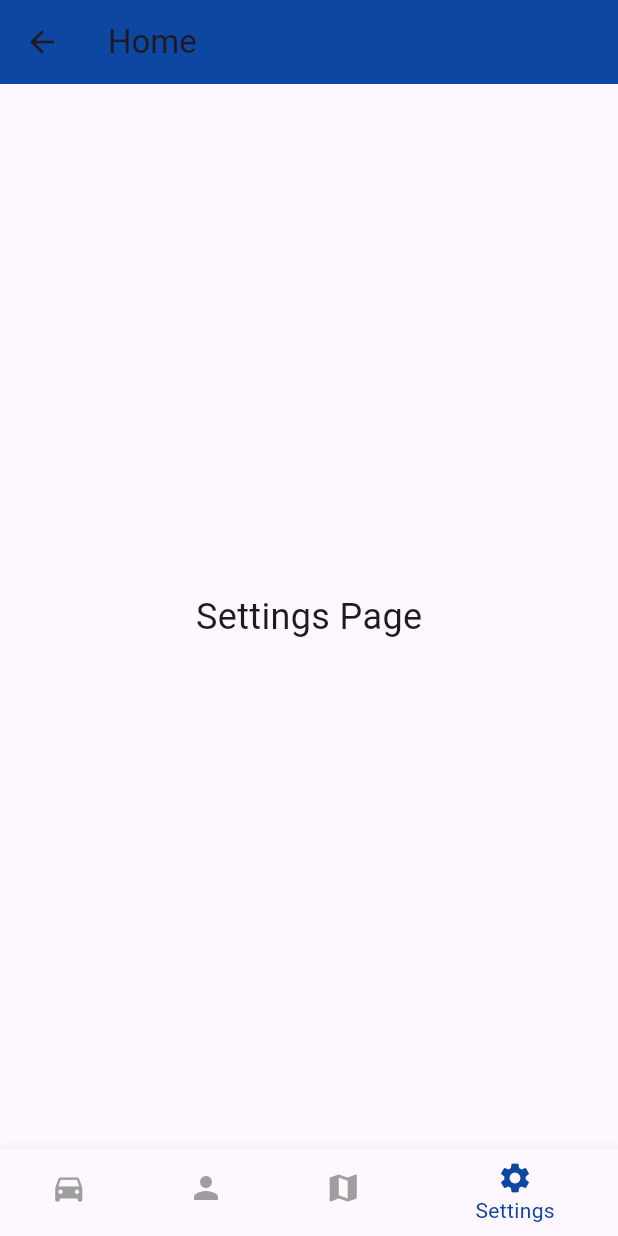
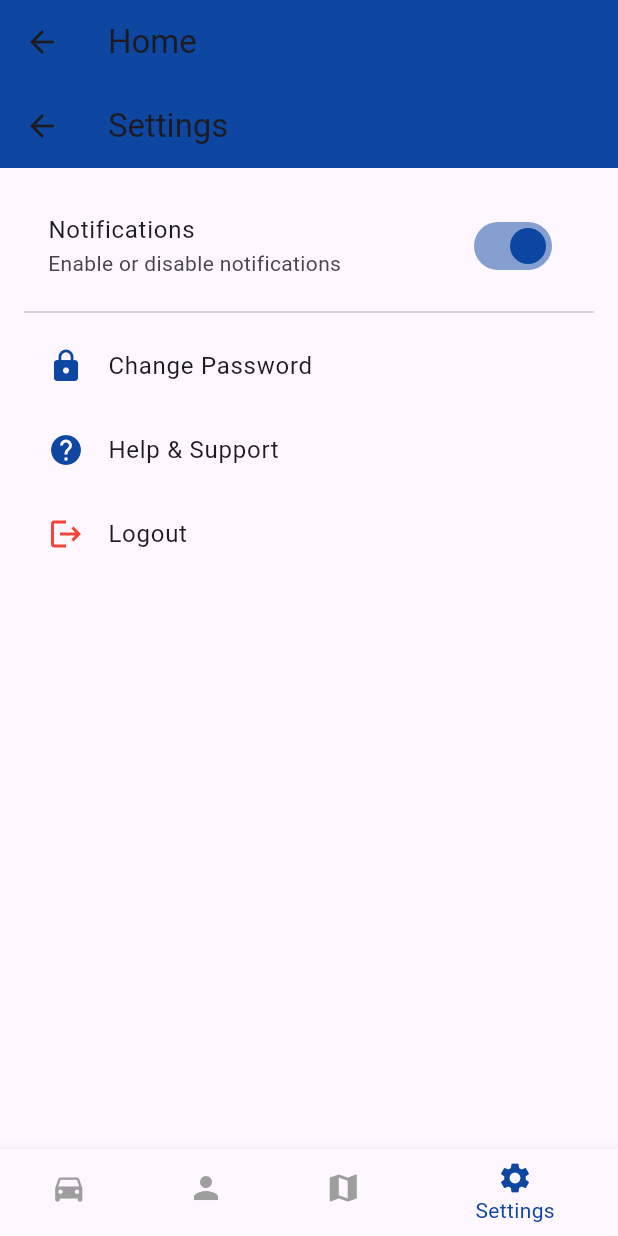
Before and after one commit to nightskycomet/VPool_Senior_Project, a Flutter app: the HomePage screen opened by its route, item 4 of the bottom bar chosen, on a phone screen of 412 x 824 dp. Run offline on Flutter 3.47's test engine with Material 3 defaults, Android fonts, the phone set to English and light mode, and no system bars; our stand-ins replace firebase_auth, firebase_core, firebase_database; accounts and stored records are empty.

Commit message:
Adding other pages with dummy data

```diff
--- a/lib/screens/home_page.dart
+++ b/lib/screens/home_page.dart
@@ -1,4 +1,8 @@
 import 'package:flutter/material.dart';
+import 'package:vpool/screens/map_page.dart';
+import 'package:vpool/screens/profile_page.dart';
+import 'package:vpool/screens/rides_page.dart';
+import 'package:vpool/screens/settings_page.dart';
 
 class HomePage extends StatefulWidget {
   const HomePage({super.key});
@@ -10,7 +14,8 @@ class HomePage extends StatefulWidget {
 class _HomePageState extends State<HomePage> {
   int _selectedIndex = 0;
 
-  static const List<Widget> _pages = [
+  // Remove 'const' from the list since the widgets are not const
+  static final List<Widget> _pages = [
     RidesPage(),
     UserProfilePage(),
     MapPage(),
@@ -36,7 +41,8 @@ class _HomePageState extends State<HomePage> {
         onTap: _onItemTapped,
         selectedItemColor: Colors.blue.shade900,
         unselectedItemColor: Colors.grey,
-        items: const [
+        // Remove 'const' from the items list
+        items: [
           BottomNavigationBarItem(
             icon: Icon(Icons.directions_car),
             label: 'Rides',
@@ -58,51 +64,3 @@ class _HomePageState extends State<HomePage> {
     );
   }
 }
-
-class RidesPage extends StatelessWidget {
-  @override
-  Widget build(BuildContext context) {
-    return Center(
-      child: Text(
-        'Rides Page',
-        style: TextStyle(fontSize: 24),
-      ),
-    );
-  }
-}
-
-class UserProfilePage extends StatelessWidget {
-  @override
-  Widget build(BuildContext context) {
-    return Center(
-      child: Text(
-        'User Profile Page',
-        style: TextStyle(fontSize: 24),
-      ),
-    );
-  }
-}
-
-class MapPage extends StatelessWidget {
-  @override
-  Widget build(BuildContext context) {
-    return Center(
-      child: Text(
-        'Map Page',
-        style: TextStyle(fontSize: 24),
-      ),
-    );
-  }
-}
-
-class SettingsPage extends StatelessWidget {
-  @override
-  Widget build(BuildContext context) {
-    return Center(
-      child: Text(
-        'Settings Page',
-        style: TextStyle(fontSize: 24),
-      ),
-    );
-  }
-}
--- /dev/null
+++ b/lib/screens/settings_page.dart
@@ -0,0 +1,51 @@
+import 'package:flutter/material.dart';
+
+class SettingsPage extends StatelessWidget {
+  @override
+  Widget build(BuildContext context) {
+    return Scaffold(
+      appBar: AppBar(
+        title: Text('Settings'),
+        backgroundColor: Colors.blue.shade900,
+      ),
+      body: Padding(
+        padding: const EdgeInsets.all(16.0),
+        child: Column(
+          children: [
+            SwitchListTile(
+              title: Text('Notifications'),
+              subtitle: Text('Enable or disable notifications'),
+              value: true, // Replace with actual state
+              onChanged: (value) {
+                // Update notification settings
+              },
+              activeColor: Colors.blue.shade900,
+            ),
+            Divider(),
+            ListTile(
+              leading: Icon(Icons.lock, color: Colors.blue.shade900),
+              title: Text('Change Password'),
+              onTap: () {
+                // Navigate to change password screen
+              },
+            ),
+            ListTile(
+              leading: Icon(Icons.help, color: Colors.blue.shade900),
+              title: Text('Help & Support'),
+              onTap: () {
+                // Navigate to help & support screen
+              },
+            ),
+            ListTile(
+              leading: Icon(Icons.logout, color: Colors.red),
+              title: Text('Logout'),
+              onTap: () {
+                // Handle logout
+              },
+            ),
+          ],
+        ),
+      ),
+    );
+  }
+}
```
Also changed, not shown: lib/screens/map_page.dart (added, +44 -0 lines), lib/screens/profile_page.dart (added, +56 -0 lines), lib/screens/rides_page.dart (added, +30 -0 lines).
